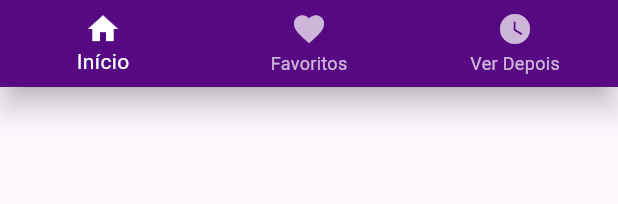
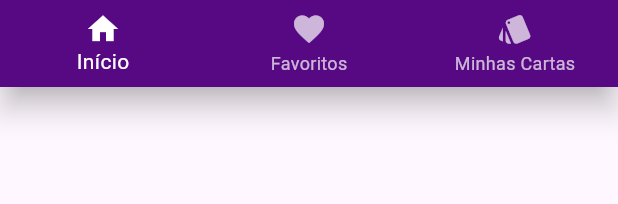
Before and after one commit to yanldc/Final-Mobile, a Flutter app: the CustomNavbar widget shown alone on an empty page, opened directly with empty values, on a phone screen of 412 x 824 dp. Shown: the top 204 px of the screen. Run offline on Flutter 3.47's test engine with Material 3 defaults, Android fonts, the phone set to English and light mode, and no system bars; our stand-ins replace hive, hive_flutter; accounts and stored records are empty.

Commit message:
refactor: Alterando de ver depois para minhas cartas
Objetivo do app foi alterado

```diff
--- a/final_mobile/lib/screens/home_screen.dart
+++ b/final_mobile/lib/screens/home_screen.dart
@@ -1,7 +1,7 @@
 import 'package:flutter/material.dart';
 import '../widgets/custom_navbar.dart';
 import 'favoritos_screen.dart';
-import 'ver_depois_screen.dart';
+import 'minhas_cartas_screen.dart';
 
 class HomeScreen extends StatefulWidget {
   const HomeScreen({super.key});
@@ -25,7 +25,7 @@ class _HomeScreenState extends State<HomeScreen> {
       ),
     ),
     const FavoritosScreen(),
-    const VerDepoisScreen(),
+    const MinhasCartasScreen(),
   ];
 
   @override
--- a/final_mobile/lib/widgets/custom_navbar.dart
+++ b/final_mobile/lib/widgets/custom_navbar.dart
@@ -29,8 +29,8 @@ class CustomNavbar extends StatelessWidget {
           label: 'Favoritos',
         ),
         BottomNavigationBarItem(
-          icon: Icon(Icons.watch_later),
-          label: 'Ver Depois',
+          icon: Icon(Icons.style),
+          label: 'Minhas Cartas',
         ),
       ],
     );
```
Also changed, not shown: final_mobile/lib/screens/minhas_cartas_screen.dart (renamed from final_mobile/lib/screens/ver_depois_screen.dart, +5 -6 lines), 1 other file.
